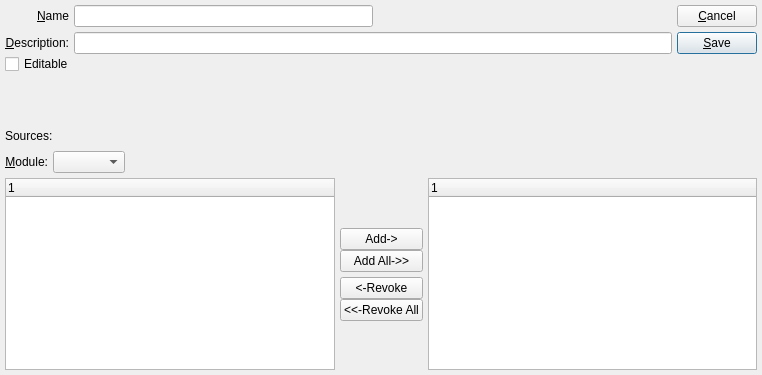
The window that guiclient/commentType.ui (Pegasus-RPG/xtuple-client) describes before a commit, drawn with Qt 5.
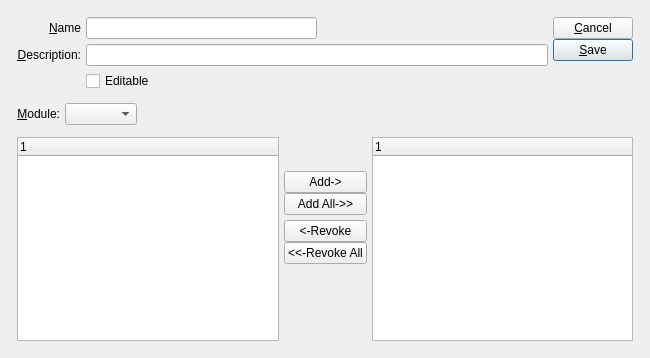
The same window after the commit. Custom widgets are drawn as their Qt base class.

```diff
--- a/guiclient/commentType.ui
+++ b/guiclient/commentType.ui
@@ -13,32 +13,27 @@
    <rect>
     <x>0</x>
     <y>0</y>
-    <width>762</width>
-    <height>375</height>
+    <width>650</width>
+    <height>358</height>
    </rect>
   </property>
   <property name="windowTitle">
    <string>Comment Type</string>
   </property>
-  <layout class="QVBoxLayout" name="verticalLayout">
-   <item>
+  <layout class="QGridLayout" name="gridLayout_4">
+   <item row="0" column="0">
+    <layout class="QGridLayout" name="gridLayout_3">
+     <property name="margin">
+      <number>12</number>
+     </property>
+     <property name="spacing">
+      <number>12</number>
+     </property>
+     <item row="0" column="0">
     <layout class="QHBoxLayout" name="horizontalLayout">
      <item>
-      <layout class="QVBoxLayout">
-       <property name="spacing">
-        <number>0</number>
-       </property>
-       <item>
-        <layout class="QHBoxLayout">
-         <property name="spacing">
-          <number>5</number>
-         </property>
-         <item>
-          <layout class="QVBoxLayout">
-           <property name="spacing">
-            <number>5</number>
-           </property>
-           <item>
+        <layout class="QGridLayout" name="gridLayout">
+         <item row="0" column="0">
             <widget class="QLabel" name="_nameLit">
              <property name="text">
               <string>&amp;Name</string>
@@ -51,7 +46,33 @@
              </property>
             </widget>
            </item>
+         <item row="0" column="1">
+          <layout class="QHBoxLayout">
+           <property name="spacing">
+            <number>0</number>
+           </property>
            <item>
+            <widget class="XLineEdit" name="_name"/>
+           </item>
+           <item>
+            <spacer name="Spacer29">
+             <property name="orientation">
+              <enum>Qt::Horizontal</enum>
+             </property>
+             <property name="sizeType">
+              <enum>QSizePolicy::Expanding</enum>
+             </property>
+             <property name="sizeHint" stdset="0">
+              <size>
+               <width>20</width>
+               <height>20</height>
+              </size>
+             </property>
+            </spacer>
+           </item>
+          </layout>
+         </item>
+         <item row="1" column="0">
             <widget class="QLabel" name="_descriptionLit">
              <property name="text">
               <string>&amp;Description:</string>
@@ -64,69 +85,16 @@
              </property>
             </widget>
            </item>
-          </layout>
-         </item>
-         <item>
-          <layout class="QVBoxLayout">
-           <property name="spacing">
-            <number>5</number>
-           </property>
-           <item>
-            <layout class="QHBoxLayout">
-             <property name="spacing">
-              <number>0</number>
-             </property>
-             <item>
-              <widget class="XLineEdit" name="_name"/>
-             </item>
-             <item>
-              <spacer name="Spacer29">
-               <property name="orientation">
-                <enum>Qt::Horizontal</enum>
-               </property>
-               <property name="sizeType">
-                <enum>QSizePolicy::Expanding</enum>
-               </property>
-               <property name="sizeHint" stdset="0">
-                <size>
-                 <width>20</width>
-                 <height>20</height>
-                </size>
-               </property>
-              </spacer>
-             </item>
-            </layout>
-           </item>
-           <item>
+         <item row="1" column="1">
             <widget class="XLineEdit" name="_description"/>
            </item>
-          </layout>
-         </item>
-        </layout>
-       </item>
-       <item>
+         <item row="2" column="1">
         <widget class="QCheckBox" name="_editable">
          <property name="text">
           <string>Editable</string>
          </property>
         </widget>
        </item>
-       <item>
-        <spacer name="Spacer287">
-         <property name="orientation">
-          <enum>Qt::Vertical</enum>
-         </property>
-         <property name="sizeType">
-          <enum>QSizePolicy::Expanding</enum>
-         </property>
-         <property name="sizeHint" stdset="0">
-          <size>
-           <width>20</width>
-           <height>20</height>
-          </size>
-         </property>
-        </spacer>
-       </item>
       </layout>
      </item>
      <item>
@@ -137,7 +105,7 @@
        <item>
         <layout class="QVBoxLayout">
          <property name="spacing">
-          <number>5</number>
+            <number>0</number>
          </property>
          <item>
           <widget class="QPushButton" name="_close">
@@ -172,7 +140,7 @@
          <property name="sizeHint" stdset="0">
           <size>
            <width>20</width>
-           <height>20</height>
+             <height>0</height>
           </size>
          </property>
         </spacer>
@@ -181,31 +149,7 @@
      </item>
     </layout>
    </item>
-   <item>
-    <layout class="QHBoxLayout" name="horizontalLayout_2">
-     <item>
-      <widget class="QLabel" name="_sourcesLit">
-       <property name="text">
-        <string>Sources:</string>
-       </property>
-      </widget>
-     </item>
-     <item>
-      <spacer name="horizontalSpacer">
-       <property name="orientation">
-        <enum>Qt::Horizontal</enum>
-       </property>
-       <property name="sizeHint" stdset="0">
-        <size>
-         <width>40</width>
-         <height>20</height>
-        </size>
-       </property>
-      </spacer>
-     </item>
-    </layout>
-   </item>
-   <item>
+     <item row="1" column="0">
     <layout class="QHBoxLayout" name="_6">
      <item>
       <widget class="QLabel" name="_moduleLit">
@@ -241,7 +185,25 @@
      </item>
     </layout>
    </item>
-   <item>
+     <item row="2" column="0">
+      <widget class="QFrame" name="_frame">
+       <property name="sizePolicy">
+        <sizepolicy hsizetype="Preferred" vsizetype="Expanding">
+         <horstretch>0</horstretch>
+         <verstretch>1</verstretch>
+        </sizepolicy>
+       </property>
+       <property name="frameShape">
+        <enum>QFrame::NoFrame</enum>
+       </property>
+       <property name="frameShadow">
+        <enum>QFrame::Raised</enum>
+       </property>
+       <layout class="QGridLayout" name="gridLayout_2">
+        <property name="margin">
+         <number>0</number>
+        </property>
+        <item row="0" column="0">
     <layout class="QHBoxLayout" name="_2">
      <property name="spacing">
       <number>5</number>
@@ -254,27 +216,24 @@
        <property name="spacing">
         <number>5</number>
        </property>
-       <item>
-        <spacer>
-         <property name="orientation">
-          <enum>Qt::Vertical</enum>
-         </property>
-         <property name="sizeType">
-          <enum>QSizePolicy::Expanding</enum>
-         </property>
-         <property name="sizeHint" stdset="0">
-          <size>
-           <width>20</width>
-           <height>20</height>
-          </size>
-         </property>
-        </spacer>
-       </item>
        <item>
         <layout class="QVBoxLayout" name="_4">
          <property name="spacing">
           <number>0</number>
          </property>
+              <item>
+               <spacer name="verticalSpacer">
+                <property name="orientation">
+                 <enum>Qt::Vertical</enum>
+                </property>
+                <property name="sizeHint" stdset="0">
+                 <size>
+                  <width>20</width>
+                  <height>20</height>
+                 </size>
+                </property>
+               </spacer>
+              </item>
          <item>
           <widget class="QPushButton" name="_add">
            <property name="text">
@@ -337,6 +296,11 @@
    </item>
   </layout>
  </widget>
+     </item>
+    </layout>
+   </item>
+  </layout>
+ </widget>
  <layoutdefault spacing="5" margin="5"/>
  <pixmapfunction>qPixmapFromMimeSource</pixmapfunction>
  <customwidgets>
```
Left out of the diff: 2 changed lines with no effect on the pictures. Lines whose indentation alone changed are shown as unchanged.
